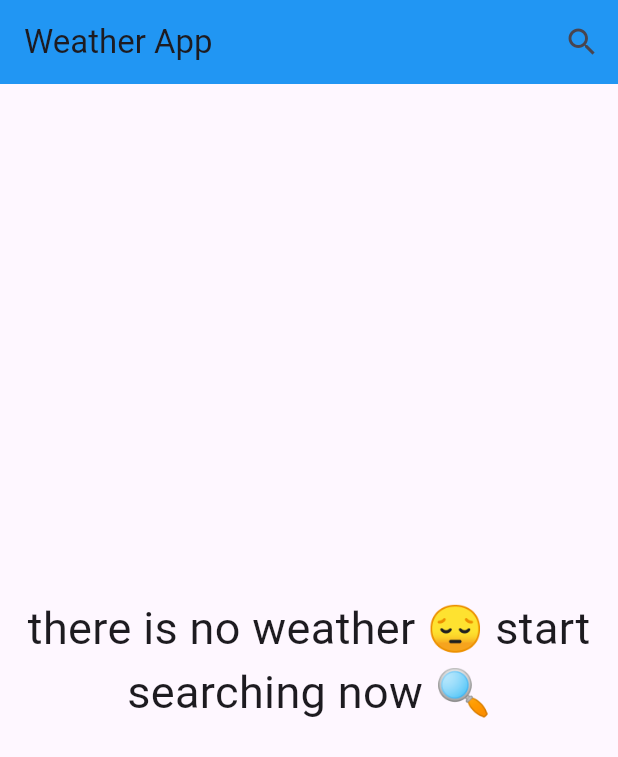
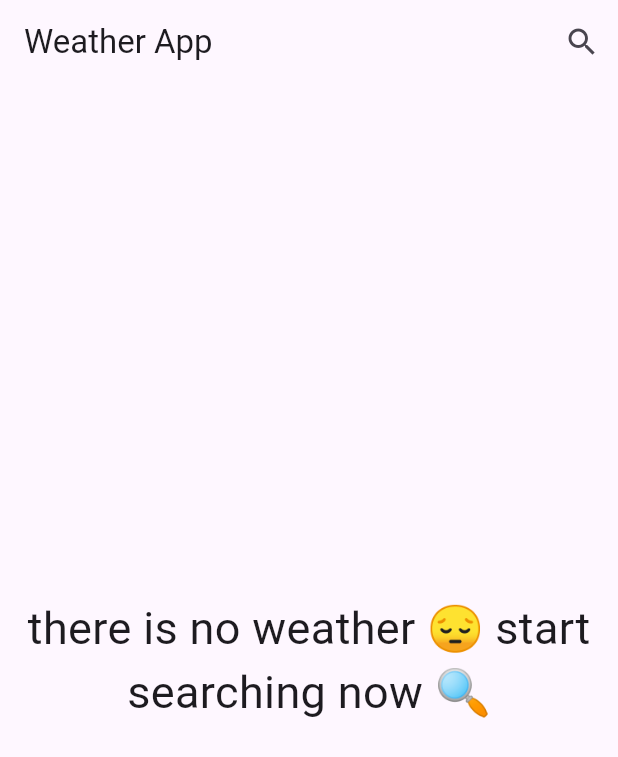
Before and after one commit to OsamaAliLasheen/weather_app, a Flutter app: the screen it shows after launch, on a phone screen of 412 x 824 dp. Shown: the top 757 px of the screen. Run offline on Flutter 3.47's test engine with Material 3 defaults, Android fonts, the phone set to English and light mode, and no system bars; our stand-ins replace dio, flutter_bloc.

Commit message:
Refactor UI and update weather model
- Updated the weather model to use DateTime instead of String for the date
- Refactored the UI to use a simpler color scheme and updated the search bar style
- Updated the weather info body to display the weather image and max/min temperatures in a more readable format.

```diff
--- a/lib/Models/weather_model.dart
+++ b/lib/Models/weather_model.dart
@@ -4,7 +4,7 @@ class WeatherModel {
   final double maxtemp;
   final double mintemp;
   final String weatherCondition;
-  final String date;
+  final DateTime date;
   final String? image;
 
   WeatherModel({
@@ -25,7 +25,7 @@ class WeatherModel {
       mintemp: json['forecast']['forecastday'][0]['day']['mintemp_c'],
       weatherCondition: json['forecast']['forecastday'][0]['day']['condition']
           ['text'],
-      date: json['current']['last_updated'],
+      date: DateTime.parse(json['current']['last_updated']),
       image: json['forecast']['forecastday'][0]['day']['condition']['icon'],
     );
   }
--- a/lib/main.dart
+++ b/lib/main.dart
@@ -14,8 +14,11 @@ class WeatherApp extends StatelessWidget {
   Widget build(BuildContext context) {
     return BlocProvider(
       create: (context) => GetWeatherCubit(),
-      child: const MaterialApp(
-        home: HomeView(),
+      child: MaterialApp(
+        theme: ThemeData(
+          primarySwatch: Colors.amber,
+        ),
+        home: const HomeView(),
       ),
     );
   }
--- a/lib/views/home_view.dart
+++ b/lib/views/home_view.dart
@@ -14,7 +14,6 @@ class HomeView extends StatelessWidget {
     return Scaffold(
       appBar: AppBar(
         title: const Text('Weather App'),
-        backgroundColor: Colors.blue,
         actions: [
           IconButton(
             onPressed: () {
--- a/lib/views/search_view.dart
+++ b/lib/views/search_view.dart
@@ -9,7 +9,6 @@ class SearchView extends StatelessWidget {
   Widget build(BuildContext context) {
     return Scaffold(
       appBar: AppBar(
-        backgroundColor: const Color.fromARGB(255, 253, 98, 2),
         title: const Text('Search View',
             style: TextStyle(fontWeight: FontWeight.bold)),
       ),
@@ -28,15 +27,12 @@ class SearchView extends StatelessWidget {
             suffixIcon: Icon(Icons.search),
             labelText: 'Search',
             labelStyle: TextStyle(
-              color: Colors.orange,
               fontSize: 22,
               fontWeight: FontWeight.bold,
             ),
             hintText: 'Enter City name',
             border: InputBorder.none,
-            focusedBorder: OutlineInputBorder(
-              borderSide: BorderSide(color: Colors.orange, width: 2.0),
-            ),
+            focusedBorder: OutlineInputBorder(),
           ),
         ),
       )),
```
Also changed, not shown: lib/widgets/weather_info_body.dart (+6 -19 lines).
